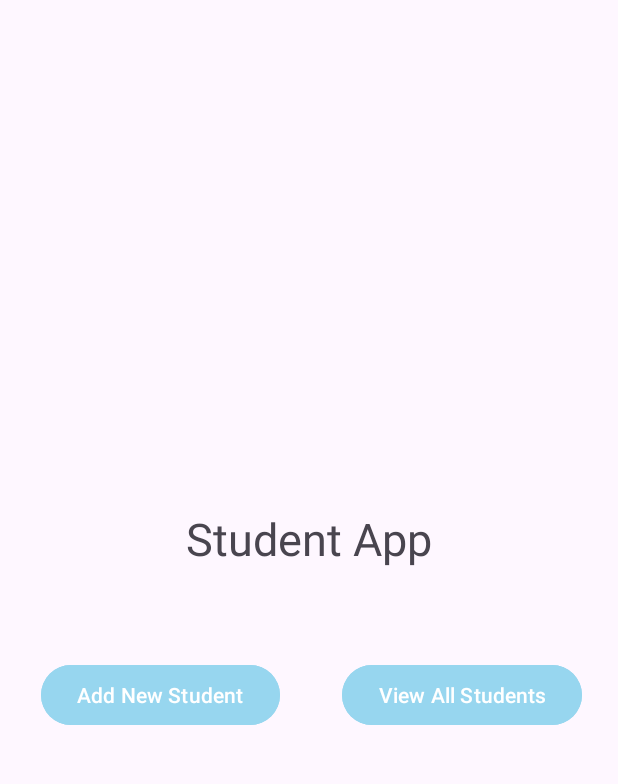
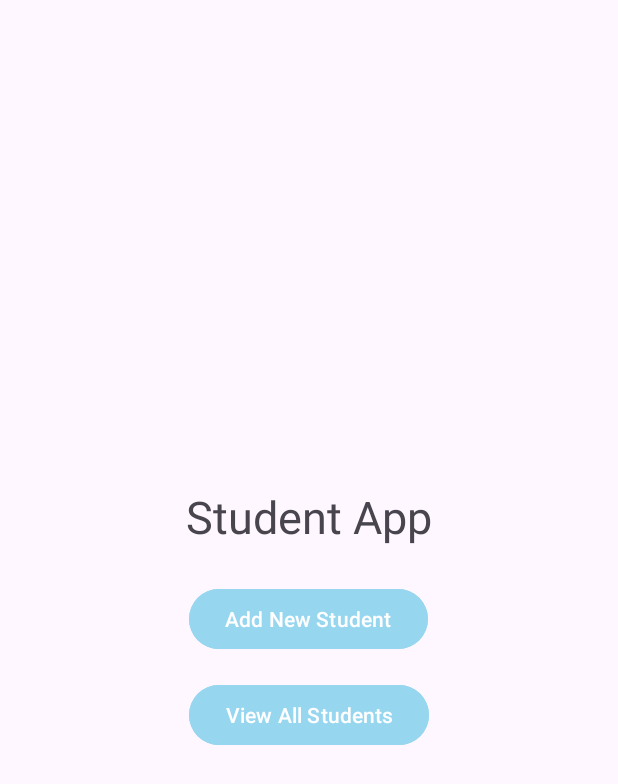
Before and after one commit to edenaharon1/Students-App, an Android app: the screen it shows after launch (MainActivity), on a phone screen of 412 x 824 dp. Shown: the top 784 px of the screen. Run offline under Robolectric (Android 15) with nearby library versions, the phone set to English and light mode, and no system bars.

Commit message:
main activity xml changes

```diff
--- a/app/src/main/res/layout/activity_main.xml
+++ b/app/src/main/res/layout/activity_main.xml
@@ -4,7 +4,7 @@
     xmlns:tools="http://schemas.android.com/tools"
     android:layout_width="match_parent"
     android:layout_height="match_parent">
-    <!-- The page design in the app for the main menu page -->
+
     <!-- RecyclerView -->
     <androidx.recyclerview.widget.RecyclerView
         android:id="@+id/studentsRecyclerView"
@@ -23,6 +23,7 @@
         android:layout_margin="16dp"
         android:text="@string/Go_Back_to_Main_Menu"
         android:visibility="gone"
+        android:backgroundTint="@color/buttonColor"
         app:layout_constraintBottom_toBottomOf="parent"
         app:layout_constraintStart_toStartOf="parent"
         app:layout_constraintEnd_toEndOf="parent" />
@@ -37,48 +38,34 @@
         app:layout_constraintTop_toTopOf="parent"
         app:layout_constraintBottom_toBottomOf="parent"
         app:layout_constraintStart_toStartOf="parent"
-        app:layout_constraintEnd_toEndOf="parent"
-        >
+        app:layout_constraintEnd_toEndOf="parent">
 
-    </LinearLayout>
-
-    <Button
-        android:id="@+id/viewAllStudentsButton"
+        <!-- Title -->
+        <TextView
+            android:id="@+id/textView"
             android:layout_width="wrap_content"
             android:layout_height="wrap_content"
-        android:layout_marginEnd="24dp"
-        android:backgroundTint="@color/buttonColor"
-        android:text="@string/View_All_Students"
-        app:layout_constraintBottom_toBottomOf="parent"
-        app:layout_constraintEnd_toEndOf="parent"
-        app:layout_constraintTop_toTopOf="parent"
-        app:layout_constraintVertical_bias="0.566"
-        tools:ignore="MissingConstraints" />
+            android:text="Student App"
+            android:textSize="30dp"
+            android:layout_marginBottom="24dp" />
 
+        <!-- Add Student Button -->
         <Button
             android:id="@+id/addStudentButton"
             android:layout_width="wrap_content"
             android:layout_height="wrap_content"
             android:backgroundTint="@color/buttonColor"
             android:text="@string/Add_New_Student"
-        app:layout_constraintBottom_toBottomOf="parent"
-        app:layout_constraintEnd_toStartOf="@+id/viewAllStudentsButton"
-        app:layout_constraintHorizontal_bias="0.4"
-        app:layout_constraintStart_toStartOf="parent"
-        app:layout_constraintTop_toTopOf="parent"
-        app:layout_constraintVertical_bias="0.566"
-        tools:ignore="MissingConstraints" />
+            android:layout_marginBottom="16dp" />
 
-    <TextView
-        android:id="@+id/textView"
+        <!-- View All Students Button -->
+        <Button
+            android:id="@+id/viewAllStudentsButton"
             android:layout_width="wrap_content"
             android:layout_height="wrap_content"
-        android:text="Student App"
-        android:textSize="30dp"
-        app:layout_constraintBottom_toBottomOf="parent"
-        app:layout_constraintEnd_toEndOf="parent"
-        app:layout_constraintStart_toStartOf="parent"
-        app:layout_constraintTop_toTopOf="parent"
-        app:layout_constraintVertical_bias="0.432"
-        tools:ignore="MissingConstraints" />
+            android:backgroundTint="@color/buttonColor"
+            android:text="@string/View_All_Students" />
+
+    </LinearLayout>
+
 </androidx.constraintlayout.widget.ConstraintLayout>
```
Lines whose indentation alone changed are shown as unchanged.
